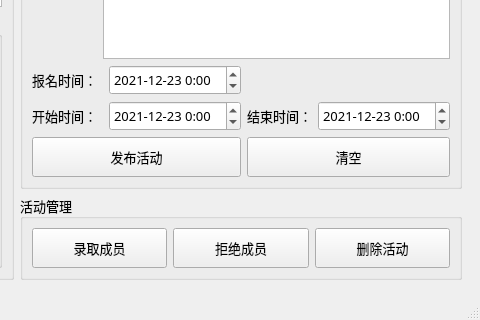
Old version of the form mainwindow.ui in the repository csthenry/weplanet-desktop; both pictures show x 665 to 1145 and y 337 to 657 of the 1145 by 657 pixel window.
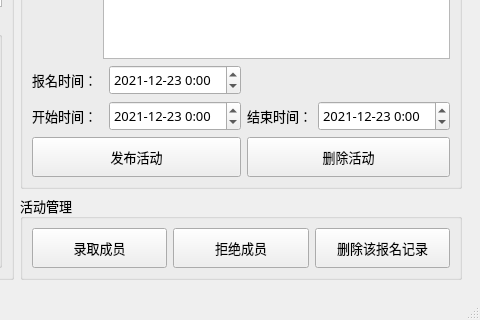
New version of the form. The open tabs and pages were chosen to show the change. Icons and pictures are not drawn. Custom widgets are drawn as their Qt base class.

Commit message: 修复细节问题，完成部分活动管理。

What changed in the file:
```diff
--- a/mainwindow.ui
+++ b/mainwindow.ui
@@ -3489,7 +3489,7 @@
               </size>
              </property>
              <property name="text">
-              <string>清空</string>
+              <string>删除活动</string>
              </property>
             </widget>
            </item>
@@ -3542,7 +3542,7 @@
               </size>
              </property>
              <property name="text">
-              <string>删除活动</string>
+              <string>删除该报名记录</string>
              </property>
             </widget>
            </item>
```
Left out of the diff: 2 changed lines with no effect on the pictures. The commit also changes 5 other files.
